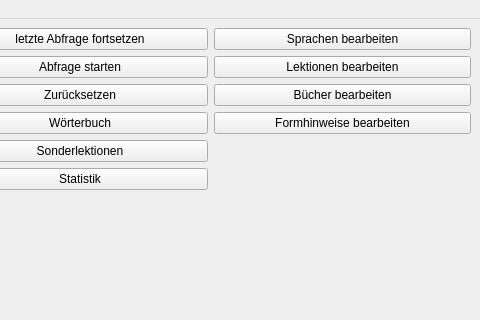
Before: the Qt Designer form UIs/MainWindow.ui in JPaehr/VokabelTrainer, drawn with Qt 5; both pictures show x 320 to 800 and y 0 to 320 of the 800 by 600 pixel window.
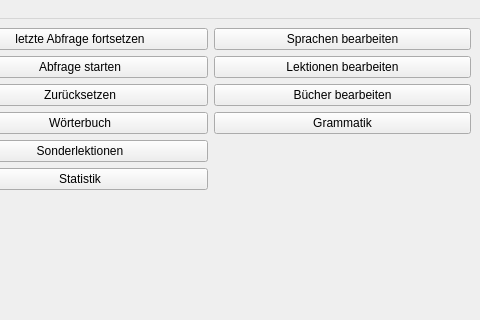
After: the same form once the commit is applied.

```diff
--- a/UIs/MainWindow.ui
+++ b/UIs/MainWindow.ui
@@ -127,7 +127,7 @@
         <item>
          <widget class="QPushButton" name="pBEditGrammarHints">
           <property name="text">
-           <string>Formhinweise bearbeiten</string>
+           <string>Grammatik</string>
           </property>
          </widget>
         </item>
```
